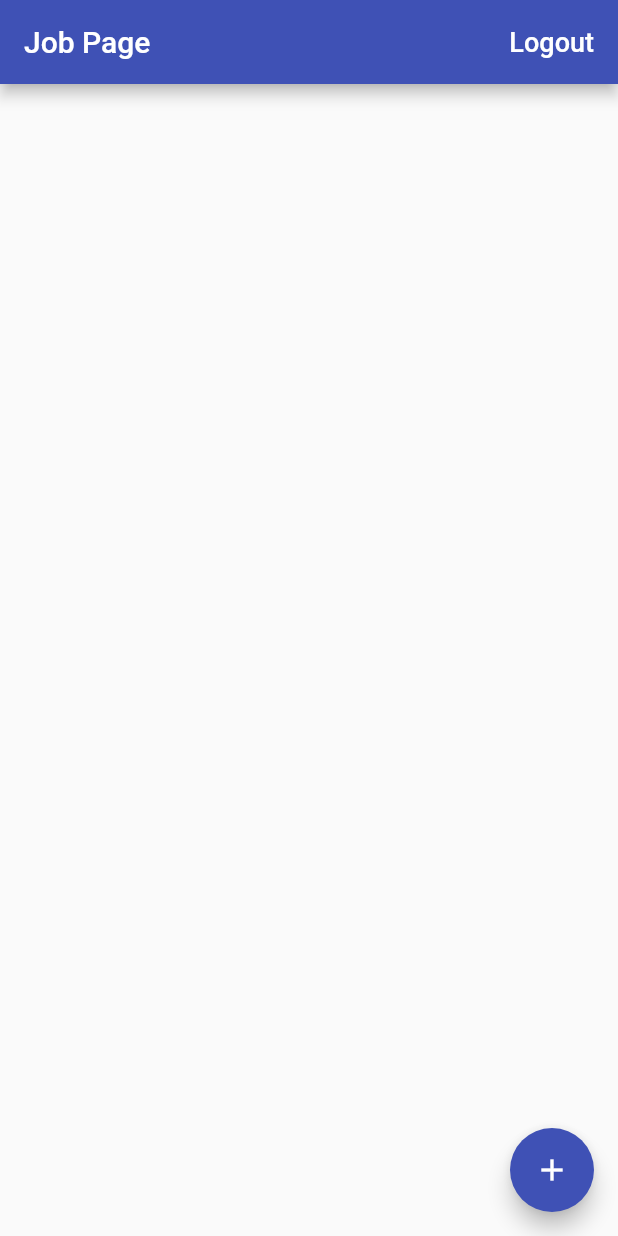
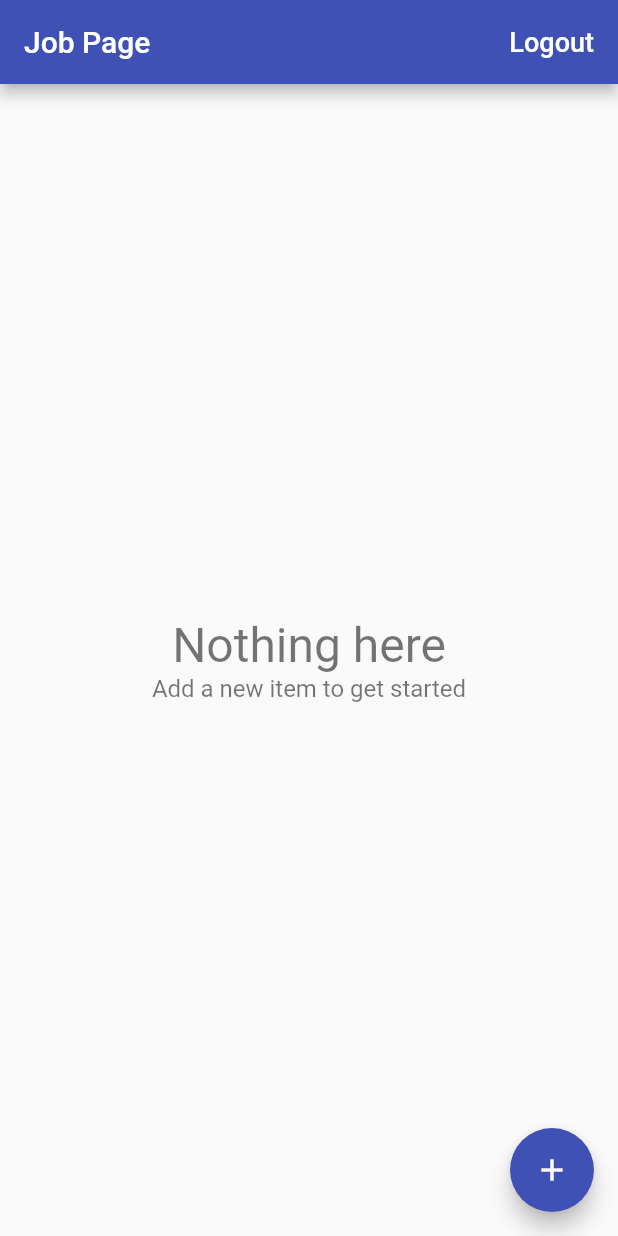
Before and after one commit to Flutter-Streamliner/time_tracker_app, a Flutter app: the screen it shows once a user with an empty profile is signed in, on a phone screen of 412 x 824 dp. Run offline on Flutter 3.47's test engine with Material 2 defaults, Android fonts, the phone set to English and light mode, and no system bars; our stand-ins replace cloud_firestore, firebase_auth, google_sign_in; missing offline and left inert: flutter_facebook_login; accounts and stored records are empty.

Commit message:
Adding an empty content widget

```diff
--- /dev/null
+++ b/lib/app/home/jobs/empty_content.dart
@@ -0,0 +1,26 @@
+import 'package:flutter/material.dart';
+
+class EmptyContent extends StatelessWidget {
+
+  final String title;
+  final String message;
+
+  const EmptyContent({
+    Key key,
+    this.title = 'Nothing here',
+    this.message = 'Add a new item to get started'
+  }) : super(key: key);
+
+  @override
+  Widget build(BuildContext context) {
+    return Center(
+      child: Column(
+        mainAxisAlignment: MainAxisAlignment.center,
+        children: <Widget>[
+          Text(title, style: TextStyle(fontSize: 32, color: Colors.black54),),
+          Text(message, style: TextStyle(fontSize: 16, color: Colors.black54),),
+        ],
+      ),
+    );
+  }
+}
--- a/lib/app/home/jobs/jobs_page.dart
+++ b/lib/app/home/jobs/jobs_page.dart
@@ -2,6 +2,7 @@
 import 'package:flutter/material.dart';
 import 'package:provider/provider.dart';
 import 'package:time_tracker_app/app/home/jobs/edit_job_page.dart';
+import 'package:time_tracker_app/app/home/jobs/empty_content.dart';
 import 'package:time_tracker_app/app/home/jobs/job_list_tile.dart';
 import 'package:time_tracker_app/app/home/models/job.dart';
 import 'package:time_tracker_app/app/services/auth.dart';
@@ -38,6 +39,7 @@ class JobPage extends StatelessWidget {
        builder: (context, snapshot) {
           if (snapshot.hasData) {
             final jobs = snapshot.data;
+            if (jobs.isNotEmpty) {
               final children = jobs.map((job) => JobListTile(
                                                   job: job,
                                                   onTap: () => EditJobPage.show(context, job: job)
@@ -45,6 +47,8 @@ class JobPage extends StatelessWidget {
                               )
                               .toList();
               return ListView(children: children,);
+            }
+            return EmptyContent();
           }
           if (snapshot.hasError) {
             return Center(child: Text('Some error occured.'),);
```
Lines whose indentation alone changed are shown as unchanged.
